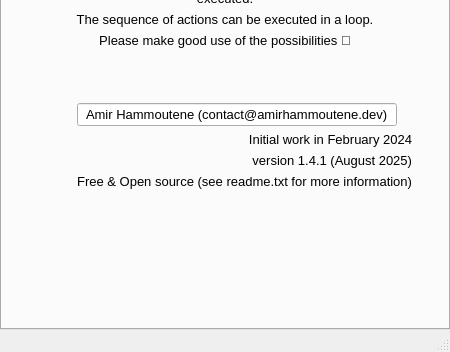
Old version of the form mainwindow.ui in the repository AmirHammouteneEI/ScheduledPasteAndKeys; both pictures show x 0 to 450 and y 319 to 671 of the 450 by 671 pixel window.
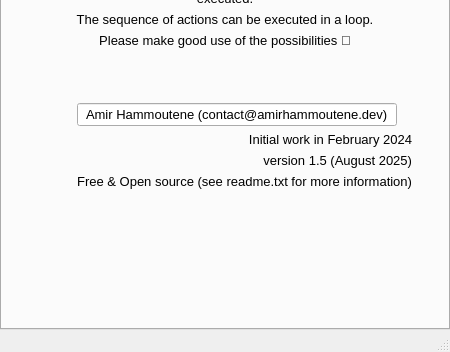
New version of the form. Icons and pictures are not drawn.

```diff
--- a/mainwindow.ui
+++ b/mainwindow.ui
@@ -329,7 +329,7 @@
               </font>
              </property>
              <property name="text">
-              <string>version 1.4.1 (August 2025)</string>
+              <string>version 1.5 (August 2025)</string>
              </property>
              <property name="alignment">
               <set>Qt::AlignmentFlag::AlignRight|Qt::AlignmentFlag::AlignTrailing|Qt::AlignmentFlag::AlignVCenter</set>
```
